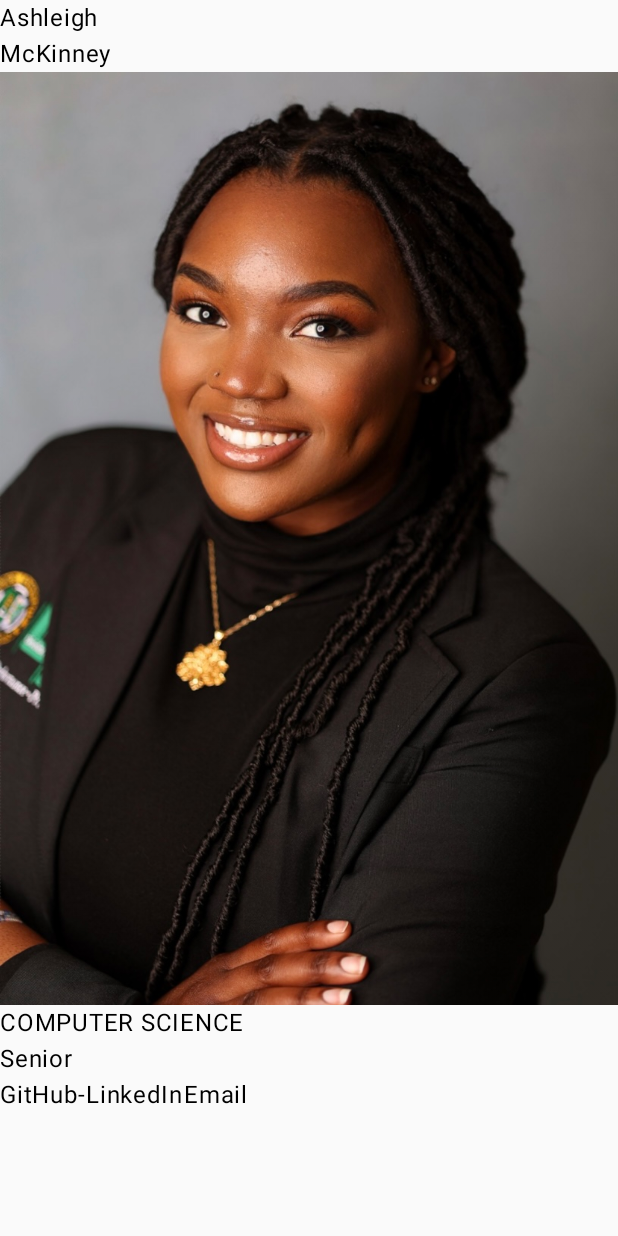
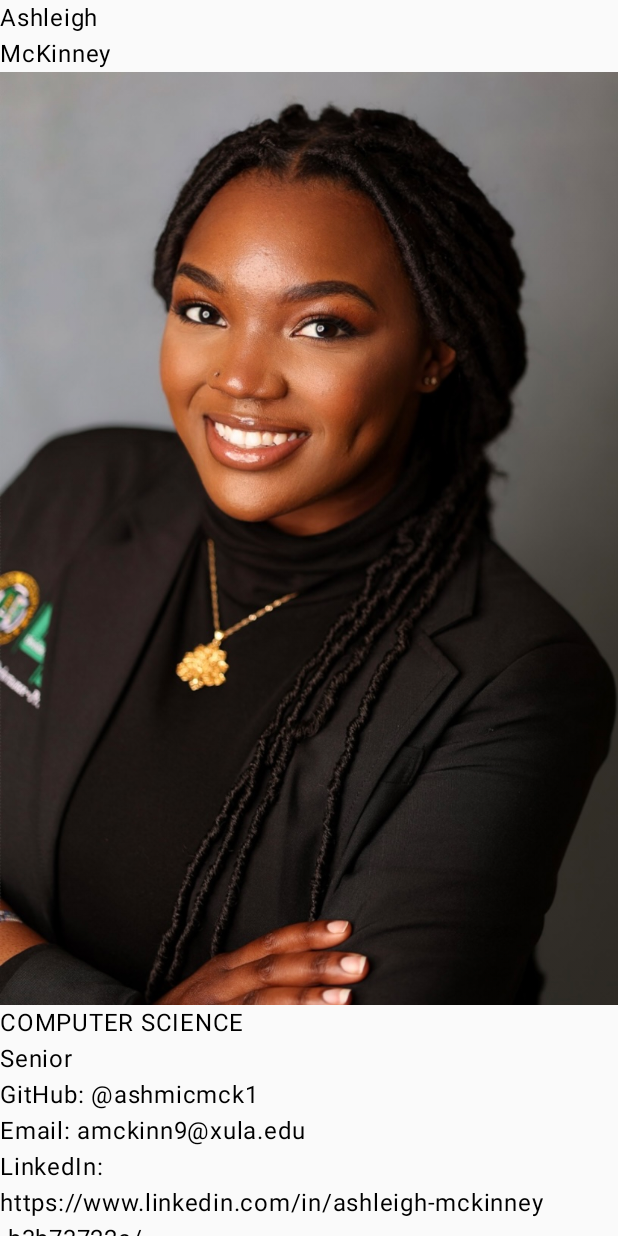
Before and after one commit to ashmicmck1/NameBadge, an Android app built with Jetpack Compose: the screen it shows after launch (MainActivity), on a phone screen of 412 x 824 dp. Run offline under Robolectric (Android 15) with nearby library versions, the phone set to English and light mode, and no system bars.

Commit message:
Adding handles and reformatting handle layout

```diff
--- a/app/src/main/java/com/amckinn9/namebadge/MainActivity.kt
+++ b/app/src/main/java/com/amckinn9/namebadge/MainActivity.kt
@@ -6,7 +6,6 @@ import androidx.activity.compose.setContent
 import androidx.activity.enableEdgeToEdge
 import androidx.compose.foundation.Image
 import androidx.compose.foundation.layout.Column
-import androidx.compose.foundation.layout.Row
 import androidx.compose.material3.Text
 import androidx.compose.runtime.Composable
 import androidx.compose.ui.res.painterResource
@@ -36,10 +35,11 @@ fun NameBadgeInfo() {
         )
         Text(text = "COMPUTER SCIENCE")
         Text(text = "Senior")
-        Row {
-            Text(text = "GitHub-")
-            Text(text = "LinkedIn")
-            Text(text = "Email")
+        Column {
+            Text(text = "GitHub: @ashmicmck1")
+            Text(text = "Email: amckinn9@xula.edu")
+            Text(text = "LinkedIn: https://www.linkedin.com/in/ashleigh-mckinney-b3b73722a/ ")
+
         }
     }
 }
```
